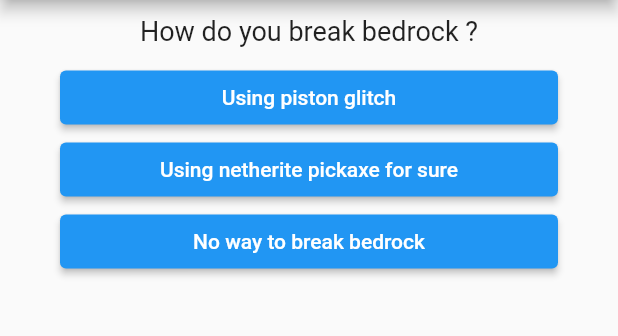
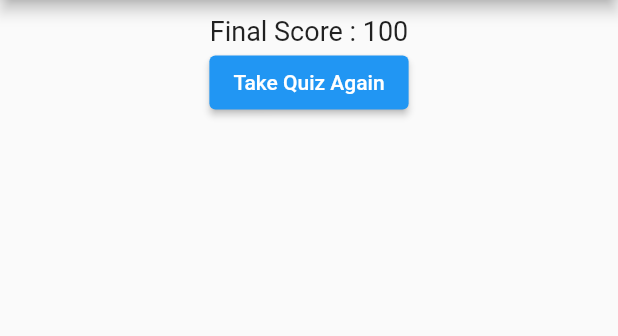
Before and after one commit to PhilipPurwoko/minecraftquiz, a Flutter app: the screen it shows after launch, after a tap on "Using piston glitch", after a tap on "Tap to collect", on a phone screen of 412 x 824 dp, the part 84-420 px from its top. Run offline on Flutter 3.47's test engine with Material 2 defaults, Android fonts, the phone set to English and light mode, and no system bars.

Commit message:
:page_curl: Split the widget for better readable code

```diff
--- a/lib/main.dart
+++ b/lib/main.dart
@@ -1,6 +1,6 @@
 import 'package:flutter/material.dart';
-import './question.dart';
-import './answer.dart';
+import './quiz.dart';
+import './result.dart';
 
 void main() {
   runApp(MyApp());
@@ -14,34 +14,36 @@ class MyApp extends StatefulWidget {
 }
 
 class _QuizState extends State<MyApp> {
+  final database = const [
+    {
+      'questionText': 'How do you break bedrock ?',
+      'choices': [
+        'Using piston glitch',
+        'Using netherite pickaxe for sure',
+        'No way to break bedrock'
+      ]
+    },
+    {
+      'questionText': 'How do you mine a dragon egg ?',
+      'choices': ['Using torch under the egg block', 'Tap to collect']
+    }
+  ];
   var _questionIndex = 0;
-  var _questionLimit = 1;
 
   void _answerQuestion() {
-    if (_questionIndex < _questionLimit) {
     setState(() {
       _questionIndex += 1;
     });
-    } else {
+  }
+
+  void _resetQuiz() {
     setState(() {
       _questionIndex = 0;
     });
   }
-  }
 
   @override
   Widget build(BuildContext context) {
-    const questions = [
-      {
-        'questionText': 'How do you break bedrock ?',
-        'answer': ['Using piston glitch', 'Using netherite pickaxe for sure', 'No way to break bedrock']
-      },
-      {
-        'questionText': 'How do you mine a dragon egg ?',
-        'answer': ['Using torch under the egg block', 'Tap to collect']
-      }
-    ];
-
     return MaterialApp(
       title: 'Minecraft Quiz',
       theme: ThemeData(
@@ -54,14 +56,13 @@ class _QuizState extends State<MyApp> {
             child: Text('Minecraft Quiz', textAlign: TextAlign.center),
           ),
         ),
-        body: Column(
-          children: [
-            Question(questions[_questionIndex]['questionText']),
-            ...(questions[_questionIndex]['answer'] as List<String>).map((answer){
-              return Answer(answer, _answerQuestion);
-            })
-          ],
-        ),
+        body: _questionIndex < database.length
+            ? Quiz(
+                database: database,
+                answerHandler: _answerQuestion,
+                questionIndex: _questionIndex,
+              )
+            : Result(_resetQuiz),
       ),
     );
   }
--- /dev/null
+++ b/lib/quiz.dart
@@ -0,0 +1,27 @@
+import 'package:flutter/material.dart';
+import './question.dart';
+import './answer.dart';
+
+class Quiz extends StatelessWidget {
+  final List<Map<String, Object>> database;
+  final int questionIndex;
+  final Function answerHandler;
+
+  Quiz({
+    @required this.database,
+    @required this.questionIndex,
+    @required this.answerHandler,
+  });
+
+  @override
+  Widget build(BuildContext context) {
+    return Column(
+      children: [
+        Question(database[questionIndex]['questionText']),
+        ...(database[questionIndex]['choices'] as List<String>).map((choices) {
+          return Answer(choices, answerHandler);
+        })
+      ],
+    );
+  }
+}
--- /dev/null
+++ b/lib/result.dart
@@ -0,0 +1,27 @@
+import 'package:flutter/material.dart';
+
+class Result extends StatelessWidget {
+  final Function resetquiz;
+
+  Result(this.resetquiz);
+
+  @override
+  Widget build(BuildContext context) {
+    return Container(
+      width: double.infinity,
+      margin: EdgeInsets.fromLTRB(0, 10, 0, 0),
+      child: Column(
+        children: [
+          Text(
+            'Final Score : 100',
+            style: TextStyle(fontSize: 18),
+          ),
+          ElevatedButton(
+            onPressed: resetquiz,
+            child: Text('Take Quiz Again'),
+          )
+        ],
+      ),
+    );
+  }
+}
```
Lines whose indentation alone changed are shown as unchanged.
